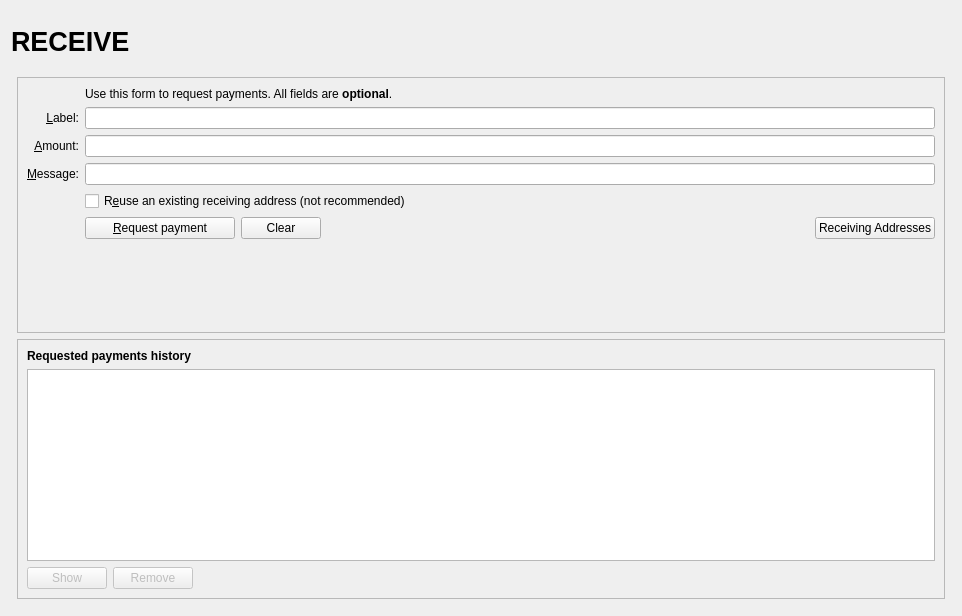
Old version of the form src/qt/forms/receivecoinsdialog.ui in the repository pedrorv0106/DAPS.
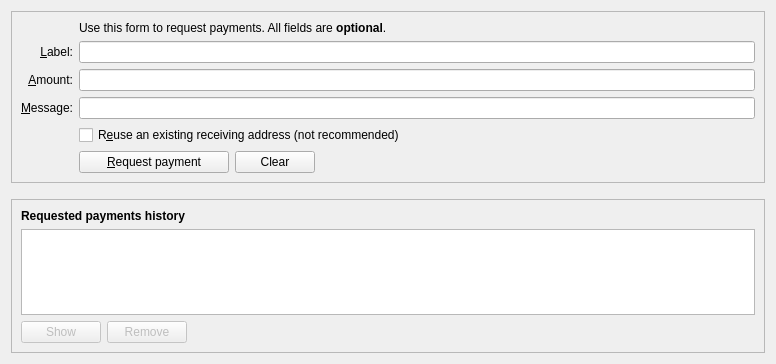
New version of the form. Icons and pictures are not drawn. Custom widgets are drawn as their Qt base class.

```diff
--- a/src/qt/forms/receivecoinsdialog.ui
+++ b/src/qt/forms/receivecoinsdialog.ui
@@ -6,119 +6,11 @@
    <rect>
     <x>0</x>
     <y>0</y>
-    <width>962</width>
-    <height>616</height>
+    <width>776</width>
+    <height>364</height>
    </rect>
   </property>
-  <layout class="QVBoxLayout" name="verticalLayout" stretch="0">
-   <item>
-    <layout class="QVBoxLayout" name="verticalLayout_Master" stretch="0,1">
-     <property name="spacing">
-      <number>0</number>
-     </property>
-     <item>
-      <widget class="QFrame" name="frame_Header">
-       <layout class="QVBoxLayout" name="verticalLayout_8">
-        <property name="leftMargin">
-         <number>0</number>
-        </property>
-        <property name="topMargin">
-         <number>0</number>
-        </property>
-        <property name="rightMargin">
-         <number>0</number>
-        </property>
-        <property name="bottomMargin">
-         <number>0</number>
-        </property>
-        <item>
-         <layout class="QHBoxLayout" name="horizontalLayout_Header" stretch="1,0,1">
-          <item>
-           <widget class="QLabel" name="labelOverviewHeaderLeft">
-            <property name="minimumSize">
-             <size>
-              <width>464</width>
-              <height>60</height>
-             </size>
-            </property>
-            <property name="maximumSize">
-             <size>
-              <width>16777215</width>
-              <height>60</height>
-             </size>
-            </property>
-            <property name="font">
-             <font>
-              <pointsize>20</pointsize>
-              <weight>75</weight>
-              <bold>true</bold>
-             </font>
-            </property>
-            <property name="text">
-             <string>RECEIVE</string>
-            </property>
-           </widget>
-          </item>
-          <item>
-           <spacer name="horizontalSpacer_3">
-            <property name="orientation">
-             <enum>Qt::Horizontal</enum>
-            </property>
-            <property name="sizeHint" stdset="0">
-             <size>
-              <width>40</width>
-              <height>20</height>
-             </size>
-            </property>
-           </spacer>
-          </item>
-          <item>
-           <widget class="QLabel" name="labelOverviewHeaderRight">
-            <property name="minimumSize">
-             <size>
-              <width>464</width>
-              <height>60</height>
-             </size>
-            </property>
-            <property name="maximumSize">
-             <size>
-              <width>16777215</width>
-              <height>60</height>
-             </size>
-            </property>
-            <property name="font">
-             <font>
-              <pointsize>14</pointsize>
-             </font>
-            </property>
-            <property name="text">
-             <string/>
-            </property>
-            <property name="alignment">
-             <set>Qt::AlignRight|Qt::AlignTrailing|Qt::AlignVCenter</set>
-            </property>
-           </widget>
-          </item>
-         </layout>
-        </item>
-       </layout>
-      </widget>
-     </item>
-     <item>
-      <widget class="QFrame" name="frame_BG">
-       <layout class="QVBoxLayout" name="verticalLayout_5">
-        <property name="leftMargin">
-         <number>6</number>
-        </property>
-        <property name="topMargin">
-         <number>6</number>
-        </property>
-        <property name="rightMargin">
-         <number>6</number>
-        </property>
-        <property name="bottomMargin">
-         <number>6</number>
-        </property>
+  <layout class="QVBoxLayout" name="verticalLayout" stretch="0,0,1">
         <item>
          <widget class="QFrame" name="frame2">
           <property name="sizePolicy">
@@ -297,39 +189,32 @@
                  </property>
                 </spacer>
                </item>
-               <item>
-                <widget class="QPushButton" name="receivingAddressesButton">
+         </layout>
+        </item>
+        <item row="8" column="0">
+         <widget class="QLabel" name="label_7">
                  <property name="text">
-                  <string>Receiving Addresses</string>
-                 </property>
-                 <property name="icon">
-                  <iconset resource="../dapscoin.qrc">
-                   <normaloff>:/icons/address-book</normaloff>:/icons/address-book</iconset>
-                 </property>
-                 <property name="autoDefault">
-                  <bool>false</bool>
-                 </property>
+           <string/>
+          </property>
                 </widget>
                </item>
               </layout>
              </item>
-             <item row="9" column="2">
-              <spacer name="verticalSpacer">
+     </layout>
+    </widget>
+   </item>
+   <item>
+    <spacer name="verticalSpacer_2">
                <property name="orientation">
                 <enum>Qt::Vertical</enum>
                </property>
                <property name="sizeHint" stdset="0">
                 <size>
                  <width>20</width>
-                 <height>40</height>
+       <height>10</height>
                 </size>
                </property>
               </spacer>
-             </item>
-            </layout>
-           </item>
-          </layout>
-         </widget>
         </item>
         <item>
          <widget class="QFrame" name="frame">
@@ -468,11 +353,6 @@
            </item>
           </layout>
          </widget>
-        </item>
-       </layout>
-      </widget>
-     </item>
-    </layout>
    </item>
   </layout>
  </widget>
```
Left out of the diff: 7 changed lines with no effect on the pictures. Lines whose indentation alone changed are shown as unchanged.
